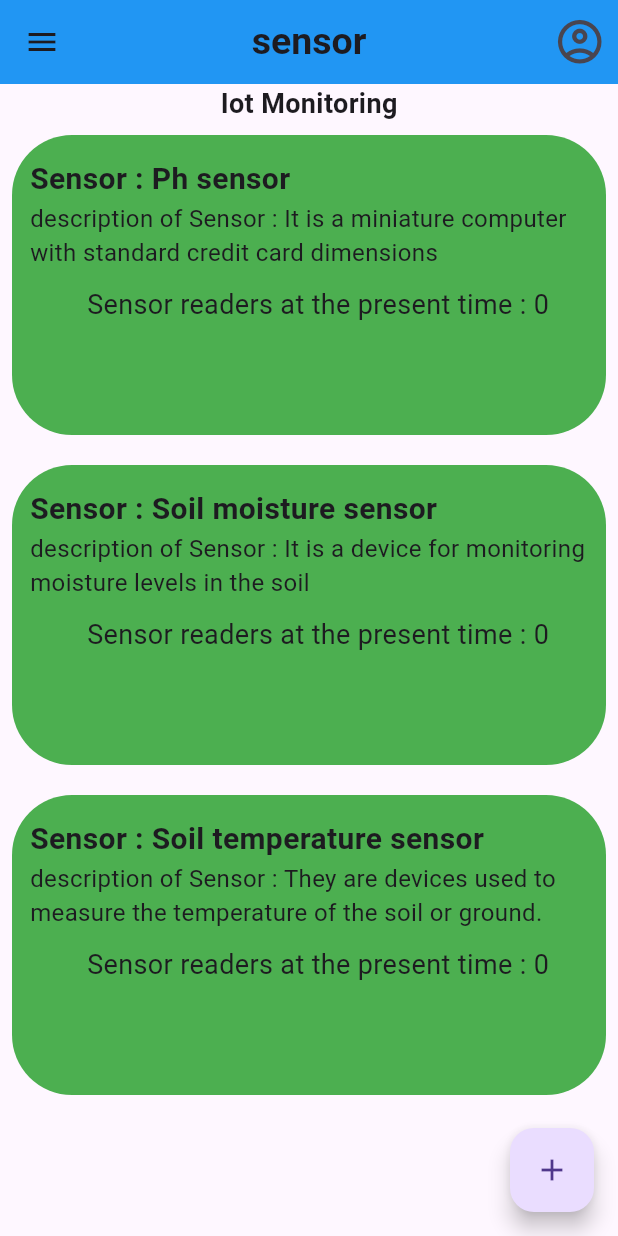
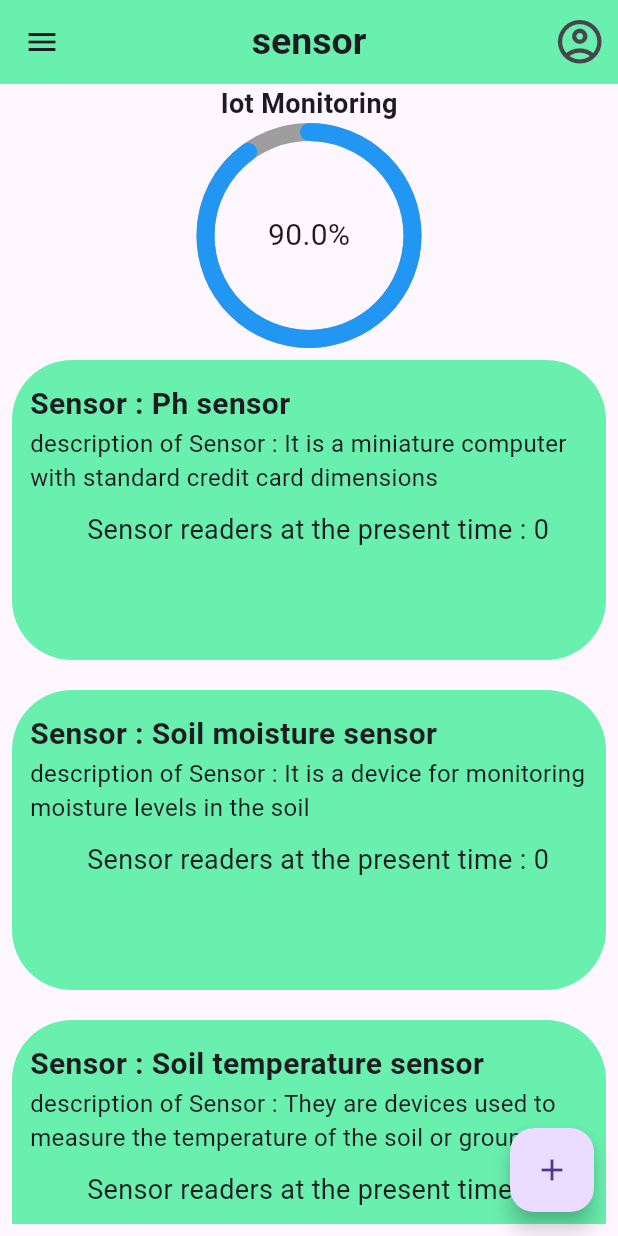
Before and after one commit to Abdo-Elsabagh/Agribot, a Flutter app: the HomeView screen opened directly, on a phone screen of 412 x 824 dp. Run offline on Flutter 3.47's test engine with Material 3 defaults, Android fonts, the phone set to English and light mode, and no system bars; drawn by our look-alikes of percent_indicator; our stand-ins replace liquid_pull_to_refresh; missing offline and left inert: charts_painter.

Commit message:
add circle

```diff
--- /dev/null
+++ b/lib/add_figma/add.dart
@@ -0,0 +1,34 @@
+
+import 'package:flutter/material.dart';
+import 'package:flutter_application_1/sensor.dart';
+
+class HomeView extends StatefulWidget {
+  const HomeView({super.key});
+
+  @override
+  State<HomeView> createState() => _HomeViewState();
+}
+
+class _HomeViewState extends State<HomeView> {
+  @override
+  List<Sensor> sensor = [
+    Sensor(
+        name: 'Ph sensor',
+        description:
+            'It is a miniature computer with standard credit card dimensions ',
+        reading: 0),
+    Sensor(
+        name: 'Soil moisture sensor',
+        description:
+            'It is a device for monitoring moisture levels in the soil',
+        reading: 0),
+    Sensor(
+        name: 'Soil temperature sensor',
+        description:
+            'They are devices used to measure the temperature of the soil or ground.',
+        reading: 0)
+  ];
+  Widget build(BuildContext context) {
+    return const Placeholder();
+  }
+}
--- /dev/null
+++ b/lib/add_figma/bar graph.dart
@@ -0,0 +1,6 @@
+class BarGraph {
+  final int x;
+  final double y;
+
+  BarGraph({required this.x, required this.y});
+}
--- a/lib/home-view.dart
+++ b/lib/home-view.dart
@@ -3,9 +3,18 @@ import 'package:flutter/rendering.dart';
 import 'package:flutter_application_1/account_data.dart';
 import 'package:flutter_application_1/scanning.dart';
 import 'package:flutter_application_1/sensor.dart';
+import 'package:percent_indicator/percent_indicator.dart';
 
-class HomeView extends StatelessWidget {
-  HomeView({super.key});
+class HomeView extends StatefulWidget {
+  const HomeView({super.key});
+
+  @override
+  State<HomeView> createState() => _HomeViewState();
+}
+
+class _HomeViewState extends State<HomeView> {
+  @override
+  double percentage = 0.9;
   List<Sensor> sensor = [
     Sensor(
         name: 'Ph sensor',
@@ -29,7 +38,7 @@ class HomeView extends StatelessWidget {
     return Scaffold(
         appBar: AppBar(
           centerTitle: true,
-          backgroundColor: Colors.blue,
+          backgroundColor: Colors.greenAccent,
           leading: IconButton(onPressed: () {}, icon: const Icon(Icons.menu)),
           title: const Text(
             'sensor',
@@ -61,6 +70,16 @@ class HomeView extends StatelessWidget {
               'Iot Monitoring',
               style: TextStyle(fontSize: 18, fontWeight: FontWeight.bold),
             ),
+            CircularPercentIndicator(
+              radius: 150.0, // قطر الدائرة
+              lineWidth: 12.0, // عرض الخط الذي يحيط بالدائرة
+              percent: percentage, // النسبة المئوية
+              center: Text("${(percentage * 100).toStringAsFixed(1)}%",
+                  style: const TextStyle(fontSize: 20.0)),
+              circularStrokeCap: CircularStrokeCap.round,
+              backgroundColor: Colors.grey,
+              progressColor: Colors.blue,
+            ),
             Expanded(
                 child: Padding(
               padding: const EdgeInsets.all(8.0),
@@ -70,7 +89,7 @@ class HomeView extends StatelessWidget {
                       alignment: Alignment.topLeft,
                       height: 200,
                       decoration: BoxDecoration(
-                          color: Colors.green,
+                          color: Colors.greenAccent,
                           borderRadius: BorderRadius.circular(40)),
                       child: Padding(
                         padding: const EdgeInsets.only(top: 15.0, left: 12),
--- a/lib/login_view.dart
+++ b/lib/login_view.dart
@@ -75,7 +75,7 @@ class _LoginViemState extends State<LoginViem> {
             GestureDetector(
                 onTap: () {
                   Navigator.of(context).pushReplacement(MaterialPageRoute(
-                    builder: (context) => const Test(),
+                    builder: (context) => const HomeView(),
                   ));
                 },
                 child: Container(
--- a/lib/main.dart
+++ b/lib/main.dart
@@ -1,5 +1,7 @@
 import 'package:flutter/material.dart';
+import 'package:flutter_application_1/add_figma/Home.dart';
 import 'package:flutter_application_1/login_view.dart';
+import 'package:flutter_application_1/test.dart';
 
 void main() {
   runApp(const MyApp());
--- a/lib/regisyer_viem.dart
+++ b/lib/regisyer_viem.dart
@@ -88,8 +88,8 @@ class _RegisterViewState extends State<RegisterView> {
             ),
             ElevatedButton(
                 onPressed: () {
-                  Navigator.of(context).pushReplacement(
-                      MaterialPageRoute(builder: (context) => const Test()));
+                  Navigator.of(context).pushReplacement(MaterialPageRoute(
+                      builder: (context) => const HomeView()));
                 },
                 child: const Text('SignUp')),
             const SizedBox(
--- a/pubspec.yaml
+++ b/pubspec.yaml
@@ -39,6 +39,8 @@ dependencies:
   liquid_pull_to_refresh: ^3.0.1
   fl_chart: ^0.65.0
   http: ^1.1.2
+  percent_indicator: ^3.0.0
+  gauge_indicator: ^0.4.3
 
 dev_dependencies:
   flutter_test:
```
Also changed, not shown: lib/add_figma/Home.dart (added, +19 -0 lines), lib/add_figma/Home4.dart (added, +45 -0 lines), lib/add_figma/barData.dart (added, +22 -0 lines), lib/test.dart (+12 -0 lines), pubspec.lock.
